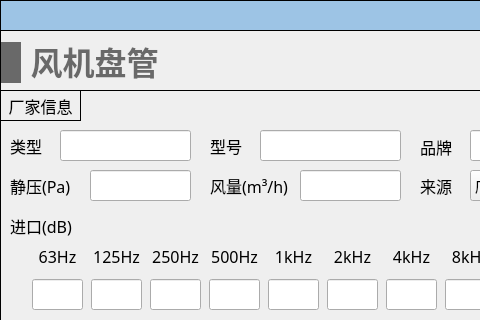
Qt form NoiseCalSoft/inputDialog/dialog_fancoil.ui (haobana/NoiCal) before a commit; both pictures show x 0 to 480 and y 0 to 320 of the 611 by 481 pixel window.
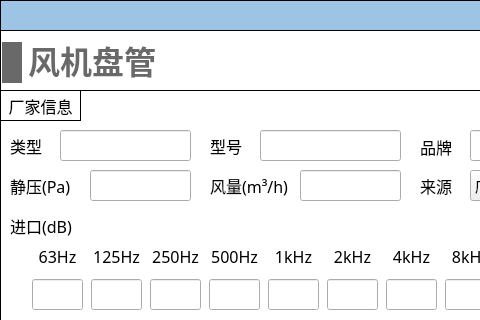
The same form after that commit. Icons and pictures are not drawn.

Commit message: 将dialog的标题布局删除了

What changed in the file:
```diff
--- a/NoiseCalSoft/inputDialog/dialog_fancoil.ui
+++ b/NoiseCalSoft/inputDialog/dialog_fancoil.ui
@@ -14,7 +14,7 @@
    <string>Dialog</string>
   </property>
   <property name="styleSheet">
-   <string notr="true">#Dialog_fanCoil_noise
+   <string notr="true">#Dialog_fanCoil
 {
 background-color: rgb(255, 255, 255);
 }
@@ -1481,43 +1481,15 @@
      </property>
     </widget>
    </widget>
-   <widget class="QWidget" name="layoutWidget_4">
-    <property name="geometry">
-     <rect>
-      <x>1</x>
-      <y>10</y>
-      <width>161</width>
-      <height>45</height>
-     </rect>
-    </property>
-    <layout class="QHBoxLayout" name="horizontalLayout_16">
-     <item>
-      <widget class="QLabel" name="label_13">
-       <property name="minimumSize">
-        <size>
-         <width>20</width>
-         <height>41</height>
-        </size>
-       </property>
-       <property name="maximumSize">
-        <size>
-         <width>20</width>
-         <height>41</height>
-        </size>
-       </property>
-       <property name="styleSheet">
-        <string notr="true">QLabel { 
-border: none; 
-background-color : rgb(105, 105, 105);
-}</string>
-       </property>
-       <property name="text">
-        <string/>
-       </property>
-      </widget>
-     </item>
-     <item>
       <widget class="QLabel" name="label_15">
+    <property name="geometry">
+     <rect>
+      <x>28</x>
+      <y>11</y>
+      <width>128</width>
+      <height>43</height>
+     </rect>
+    </property>
        <property name="font">
         <font>
          <family>Microsoft YaHei</family>
@@ -1538,8 +1510,36 @@
         <set>Qt::AlignBottom|Qt::AlignHCenter</set>
        </property>
       </widget>
-     </item>
-    </layout>
+   <widget class="QLabel" name="label_13">
+    <property name="geometry">
+     <rect>
+      <x>2</x>
+      <y>12</y>
+      <width>20</width>
+      <height>41</height>
+     </rect>
+    </property>
+    <property name="minimumSize">
+     <size>
+      <width>20</width>
+      <height>41</height>
+     </size>
+    </property>
+    <property name="maximumSize">
+     <size>
+      <width>20</width>
+      <height>41</height>
+     </size>
+    </property>
+    <property name="styleSheet">
+     <string notr="true">QLabel { 
+border: none; 
+background-color : rgb(105, 105, 105);
+}</string>
+    </property>
+    <property name="text">
+     <string/>
+    </property>
    </widget>
   </widget>
  </widget>
```
Lines whose indentation alone changed are shown as unchanged. The commit also changes 17 other files.
